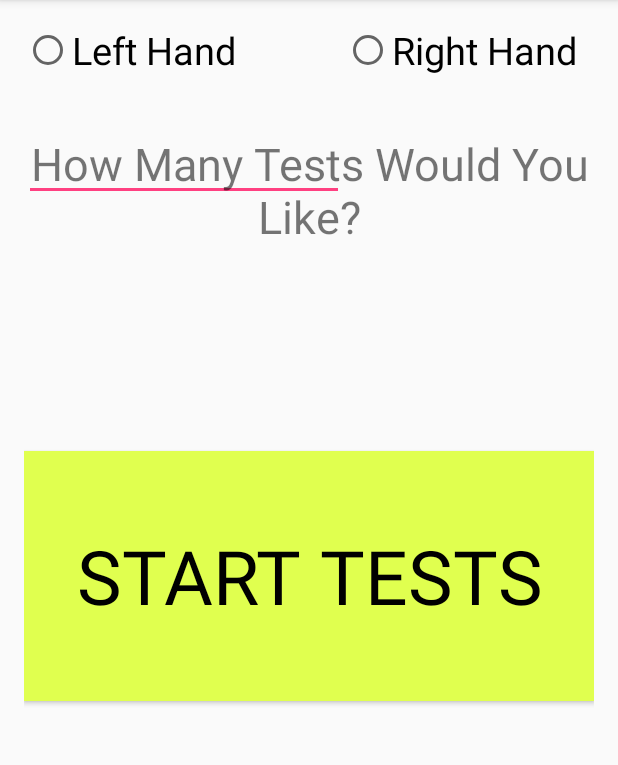
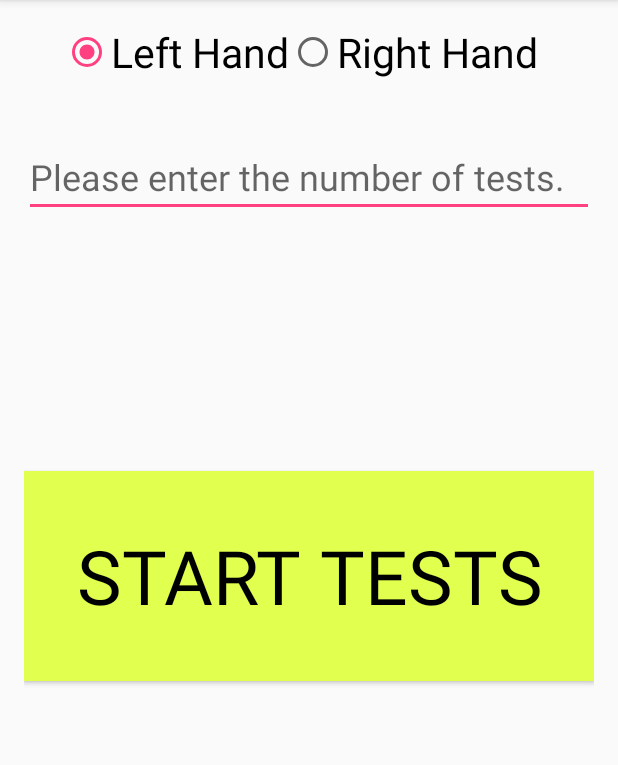
Before and after one commit to abdullahqs/cmsc436, an Android app: the TapConfigActivity screen opened directly, with no data from a screen before it, on a phone screen of 412 x 824 dp, the part 84-849 px from its top. Run offline under Robolectric (Android 15) with nearby library versions, the phone set to English and light mode, and no system bars.

Commit message:
config activity: fix radio buttons not having a default and not being inside a radiogroup

```diff
--- a/app/src/main/res/layout/activity_tap_config.xml
+++ b/app/src/main/res/layout/activity_tap_config.xml
@@ -10,60 +10,39 @@
     android:paddingTop="@dimen/activity_vertical_margin"
     tools:context="com.ms.tests.TapConfigActivity">
 
+    <RadioGroup
+        android:id="@+id/hand"
+        android:orientation="horizontal"
+        android:gravity="center_horizontal"
+        android:layout_alignParentStart="true"
+        android:layout_alignParentLeft="true"
+        android:layout_width="match_parent"
+        android:layout_height="wrap_content">
+
         <RadioButton
+            android:checked="true"
             android:text="Left Hand"
             android:layout_width="wrap_content"
             android:layout_height="wrap_content"
-        android:layout_alignParentTop="true"
-        android:layout_alignParentLeft="true"
-        android:layout_alignParentStart="true"
-        android:textSize="25sp"
+            android:textSize="27sp"
             android:id="@+id/lefthand" />
-
-    <EditText
-        android:layout_width="wrap_content"
-        android:layout_height="wrap_content"
-        android:inputType="number"
-        android:ems="10"
-        android:layout_below="@+id/righthand"
-        android:layout_alignParentLeft="true"
-        android:layout_alignParentStart="true"
-        android:layout_marginTop="38dp"
-        android:id="@+id/numberoftests"
-        />
 
         <RadioButton
             android:text="Right Hand"
             android:layout_width="wrap_content"
             android:layout_height="wrap_content"
             android:id="@+id/righthand"
-        android:layout_alignParentRight="true"
-        android:layout_alignParentEnd="true"
             android:layout_marginRight="11dp"
             android:layout_marginEnd="11dp"
-        android:layout_alignParentTop="true"
-        android:textSize="25sp"
+            android:textSize="27sp"
             />
+    </RadioGroup>
 
-    <TextView
-        android:text="How Many Tests Would You Like?"
-        android:layout_width="wrap_content"
-        android:layout_height="wrap_content"
-        android:id="@+id/Title"
-        android:layout_alignTop="@+id/numberoftests"
-        android:layout_alignParentLeft="true"
-        android:layout_alignParentStart="true"
-        android:layout_alignParentRight="true"
-        android:layout_alignParentEnd="true"
-        android:gravity="center"
-        android:textSize="30sp"
-        android:fontFamily="Roboto"
-        />
 
     <Button
         android:text="Start Tests"
         android:layout_width="wrap_content"
-        android:layout_height="250px"
+        android:layout_height="140dp"
         android:id="@+id/teststart"
         android:textSize="50sp"
         android:fontFamily="Roboto"
@@ -75,4 +54,17 @@
         android:layout_alignParentRight="true"
         android:layout_alignParentEnd="true" />
 
+    <EditText
+        android:minLines="2"
+        android:textSize="24sp"
+        android:hint="Please enter the number of tests."
+        android:layout_width="match_parent"
+        android:layout_height="wrap_content"
+        android:inputType="number"
+        android:ems="10"
+        android:layout_marginTop="38dp"
+        android:id="@+id/numberoftests"
+        android:layout_below="@+id/hand"
+        android:layout_centerHorizontal="true" />
+
 </RelativeLayout>
```
Lines whose indentation alone changed are shown as unchanged.
